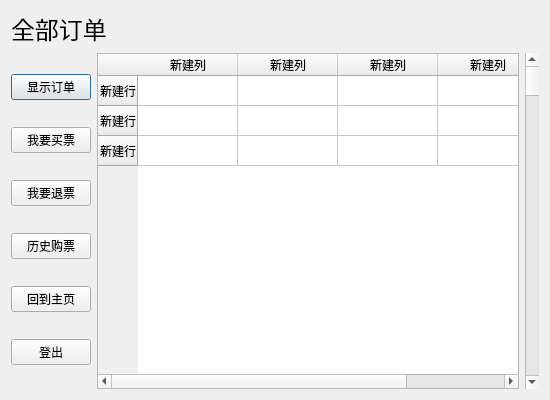
Before: the Qt Designer form UI/userticket.ui in New-bottle/train-ticket-system, drawn with Qt 5.
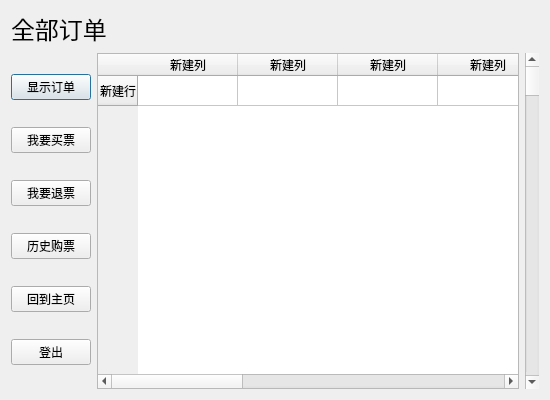
After: the same form once the commit is applied.

What changed in the file:
```diff
--- a/UI/userticket.ui
+++ b/UI/userticket.ui
@@ -82,16 +82,31 @@
          <string>新建行</string>
         </property>
        </row>
-       <row>
+       <column>
         <property name="text">
-         <string>新建行</string>
+         <string>新建列</string>
         </property>
-       </row>
-       <row>
+       </column>
+       <column>
         <property name="text">
-         <string>新建行</string>
+         <string>新建列</string>
         </property>
-       </row>
+       </column>
+       <column>
+        <property name="text">
+         <string>新建列</string>
+        </property>
+       </column>
+       <column>
+        <property name="text">
+         <string>新建列</string>
+        </property>
+       </column>
+       <column>
+        <property name="text">
+         <string>新建列</string>
+        </property>
+       </column>
        <column>
         <property name="text">
          <string>新建列</string>
```
